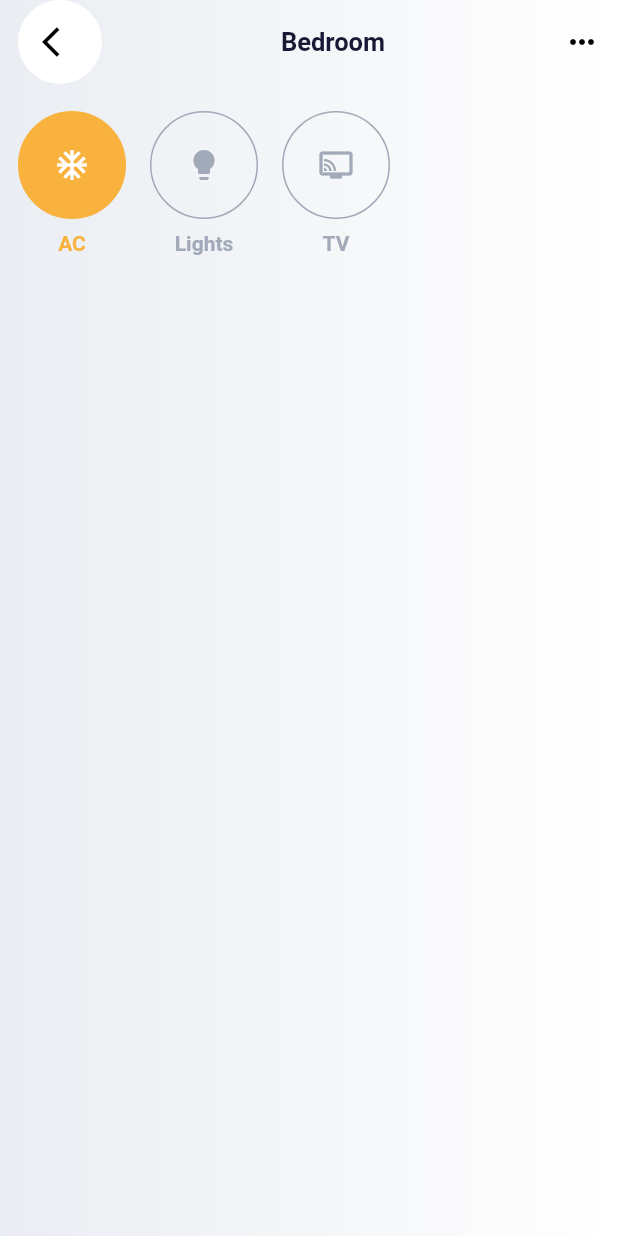
After one commit to Bojan227/smart_home, a Flutter app: the screen it shows after launch, after a tap on "Bedroom", on a phone screen of 412 x 824 dp. The commit adds this screen. Run offline on Flutter 3.47's test engine with Material 2 defaults, Android fonts, the phone set to English and light mode, and no system bars; our stand-ins replace bloc, equatable, flutter_bloc, get_it, google_fonts; statements that could not run were skipped.

Commit message:
add: room screen section

```diff
--- a/lib/presentation/ui/home/home_screen.dart
+++ b/lib/presentation/ui/home/home_screen.dart
@@ -5,7 +5,6 @@ import 'package:smart_home/presentation/ui/home/widgets/bottom_nav_bar.dart';
 import 'package:smart_home/presentation/ui/home/widgets/consumption_card.dart';
 import 'package:smart_home/presentation/ui/home/widgets/rooms_list.dart';
 import 'package:smart_home/presentation/ui/home/widgets/tab_row.dart';
-import 'package:smart_home/presentation/ui/room/widgets/slider.dart';
 import 'package:smart_home/theme/main_config.dart';
 import 'package:smart_home/theme/text_theme.dart';
 
--- a/lib/presentation/ui/home/widgets/consumption_info.dart
+++ b/lib/presentation/ui/home/widgets/consumption_info.dart
@@ -1,5 +1,5 @@
 import 'package:flutter/material.dart';
-import 'package:smart_home/presentation/ui/home/widgets/icon_bubble.dart';
+import 'package:smart_home/presentation/ui/widgets/icon_bubble.dart';
 import 'package:smart_home/theme/colour_palette.dart';
 import 'package:smart_home/theme/text_theme.dart';
 
--- a/lib/presentation/ui/home/widgets/room_item.dart
+++ b/lib/presentation/ui/home/widgets/room_item.dart
@@ -4,7 +4,7 @@ import 'package:flutter/material.dart';
 import 'package:flutter_bloc/flutter_bloc.dart';
 import 'package:smart_home/domain/entities/room_entity.dart';
 import 'package:smart_home/presentation/blocs/home/rooms/rooms_bloc.dart';
-import 'package:smart_home/presentation/ui/home/widgets/icon_bubble.dart';
+import 'package:smart_home/presentation/ui/widgets/icon_bubble.dart';
 import 'package:smart_home/theme/colour_palette.dart';
 import 'package:smart_home/theme/main_config.dart';
 import 'package:smart_home/theme/text_theme.dart';
--- a/lib/presentation/ui/home/widgets/rooms_list.dart
+++ b/lib/presentation/ui/home/widgets/rooms_list.dart
@@ -1,8 +1,10 @@
 import 'package:flutter/material.dart';
 import 'package:flutter_bloc/flutter_bloc.dart';
 import 'package:smart_home/core/enums.dart';
+import 'package:smart_home/presentation/blocs/home/cubit/tab_cubit.dart';
 import 'package:smart_home/presentation/blocs/home/rooms/rooms_bloc.dart';
 import 'package:smart_home/presentation/ui/home/widgets/room_item.dart';
+import 'package:smart_home/presentation/ui/room/room_screen.dart';
 
 class RoomsList extends StatelessWidget {
   const RoomsList({super.key});
@@ -24,8 +26,21 @@ class RoomsList extends StatelessWidget {
               gridDelegate: const SliverGridDelegateWithFixedCrossAxisCount(
                 crossAxisCount: 2,
               ),
-              itemBuilder: (context, index) =>
-                  RoomItem(roomEntity: state.rooms[index], index: index),
+              itemBuilder: (context, index) => GestureDetector(
+                onTap: () {
+                  Navigator.of(context).push(
+                    MaterialPageRoute(
+                      builder: (context) {
+                        return BlocProvider(
+                          create: (context) => TabCubit(),
+                          child: RoomScreen(room: state.rooms[index]),
+                        );
+                      },
+                    ),
+                  );
+                },
+                child: RoomItem(roomEntity: state.rooms[index], index: index),
+              ),
             ),
           );
         }
--- /dev/null
+++ b/lib/presentation/ui/room/room_screen.dart
@@ -0,0 +1,45 @@
+import 'package:flutter/material.dart';
+import 'package:smart_home/domain/entities/room_entity.dart';
+import 'package:smart_home/presentation/ui/room/widgets/devices_list.dart';
+import 'package:smart_home/presentation/ui/room/widgets/room_header.dart';
+import 'package:smart_home/theme/colour_palette.dart';
+import 'package:smart_home/theme/main_config.dart';
+
+class RoomScreen extends StatelessWidget {
+  const RoomScreen({super.key, required this.room});
+
+  final RoomEntity room;
+
+  @override
+  Widget build(BuildContext context) {
+    final mainConfig = Theme.of(context).extension<MainConfig>()!;
+    final colourPalette = Theme.of(context).extension<ColourPalette>()!;
+
+    return Scaffold(
+      body: SafeArea(
+        child: Container(
+          decoration: BoxDecoration(
+            gradient: LinearGradient(
+                colors: [colourPalette.lightGrayishBlue!, colourPalette.white!],
+                begin: Alignment.centerLeft,
+                end: Alignment.centerRight),
+          ),
+          padding:
+              EdgeInsets.symmetric(horizontal: mainConfig.homeScreenPadding!),
+          child: Column(
+            crossAxisAlignment: CrossAxisAlignment.start,
+            children: [
+              RoomHeader(title: room.name),
+              const SizedBox(
+                height: 18,
+              ),
+              DevicesList(
+                devices: room.devices,
+              )
+            ],
+          ),
+        ),
+      ),
+    );
+  }
+}
--- /dev/null
+++ b/lib/presentation/ui/room/widgets/device_item.dart
@@ -0,0 +1,58 @@
+import 'package:flutter/material.dart';
+import 'package:smart_home/theme/colour_palette.dart';
+import 'package:smart_home/theme/text_theme.dart';
+
+class DeviceItem extends StatelessWidget {
+  const DeviceItem(
+      {super.key,
+      required this.label,
+      required this.icon,
+      required this.isSelected});
+
+  final String label;
+  final IconData icon;
+  final bool isSelected;
+
+  @override
+  Widget build(BuildContext context) {
+    final colourPalette = Theme.of(context).extension<ColourPalette>()!;
+    final textTheme = Theme.of(context).extension<CustomTextTheme>()!;
+
+    return Container(
+      padding: const EdgeInsets.only(right: 16),
+      child: Column(
+        children: [
+          Container(
+            alignment: Alignment.center,
+            width: 72,
+            height: 72,
+            decoration: BoxDecoration(
+              color: isSelected ? colourPalette.orange! : null,
+              border: Border.all(
+                  color: isSelected
+                      ? colourPalette.orange!
+                      : colourPalette.spunPearl!,
+                  width: 1),
+              borderRadius: BorderRadius.circular(62),
+            ),
+            child: Icon(
+              icon,
+              color:
+                  isSelected ? colourPalette.white! : colourPalette.spunPearl!,
+            ),
+          ),
+          const SizedBox(
+            height: 8,
+          ),
+          Text(
+            label,
+            style: textTheme.labelMedium?.copyWith(
+                color: isSelected
+                    ? colourPalette.orange
+                    : colourPalette.spunPearl),
+          )
+        ],
+      ),
+    );
+  }
+}
--- /dev/null
+++ b/lib/presentation/ui/room/widgets/devices_list.dart
@@ -0,0 +1,33 @@
+import 'package:flutter/material.dart';
+import 'package:flutter_bloc/flutter_bloc.dart';
+import 'package:smart_home/domain/entities/device_entity.dart';
+import 'package:smart_home/presentation/blocs/home/cubit/tab_cubit.dart';
+import 'package:smart_home/presentation/ui/room/widgets/device_item.dart';
+
+class DevicesList extends StatelessWidget {
+  const DevicesList({super.key, required this.devices});
+
+  final List<DeviceEntity> devices;
+
+  @override
+  Widget build(BuildContext context) {
+    final int selectedDeviceIndex = context.watch<TabCubit>().state;
+
+    return SingleChildScrollView(
+      scrollDirection: Axis.horizontal,
+      child: Row(children: [
+        for (MapEntry entry in devices.asMap().entries)
+          GestureDetector(
+            onTap: () {
+              context.read<TabCubit>().setCurrentIndex(entry.key);
+            },
+            child: DeviceItem(
+              label: entry.value.name,
+              icon: entry.value.iconData,
+              isSelected: entry.key == selectedDeviceIndex,
+            ),
+          )
+      ]),
+    );
+  }
+}
--- /dev/null
+++ b/lib/presentation/ui/room/widgets/room_header.dart
@@ -0,0 +1,38 @@
+import 'package:flutter/material.dart';
+import 'package:smart_home/presentation/ui/widgets/icon_bubble.dart';
+import 'package:smart_home/theme/colour_palette.dart';
+import 'package:smart_home/theme/text_theme.dart';
+
+class RoomHeader extends StatelessWidget {
+  const RoomHeader({super.key, required this.title});
+
+  final String title;
+
+  @override
+  Widget build(BuildContext context) {
+    final colourPalette = Theme.of(context).extension<ColourPalette>()!;
+    final textTheme = Theme.of(context).extension<CustomTextTheme>()!;
+
+    return Row(
+      mainAxisAlignment: MainAxisAlignment.spaceBetween,
+      children: [
+        GestureDetector(
+          onTap: () => Navigator.of(context).pop(),
+          child: IconBubble(
+            icon: Icons.arrow_back_ios,
+            color: Colors.black,
+            bubbleColor: colourPalette.white,
+          ),
+        ),
+        Text(
+          title,
+          style: textTheme.bodyLarge?.copyWith(color: colourPalette.darkBlue),
+        ),
+        const Icon(
+          Icons.more_horiz,
+          color: Colors.black,
+        )
+      ],
+    );
+  }
+}
--- a/lib/presentation/ui/home/widgets/icon_bubble.dart
+++ b/lib/presentation/ui/widgets/icon_bubble.dart
@@ -5,19 +5,22 @@ class IconBubble extends StatelessWidget {
     super.key,
     required this.icon,
     required this.color,
+    this.bubbleColor,
   });
 
   final IconData icon;
   final Color color;
+  final Color? bubbleColor;
 
   @override
   Widget build(BuildContext context) {
     return Container(
+      alignment: Alignment.center,
       width: 56,
       height: 56,
       decoration: BoxDecoration(
         borderRadius: BorderRadius.circular(62),
-        color: color.withOpacity(0.1),
+        color: bubbleColor ?? color.withOpacity(0.1),
       ),
       child: Icon(
         icon,
```
